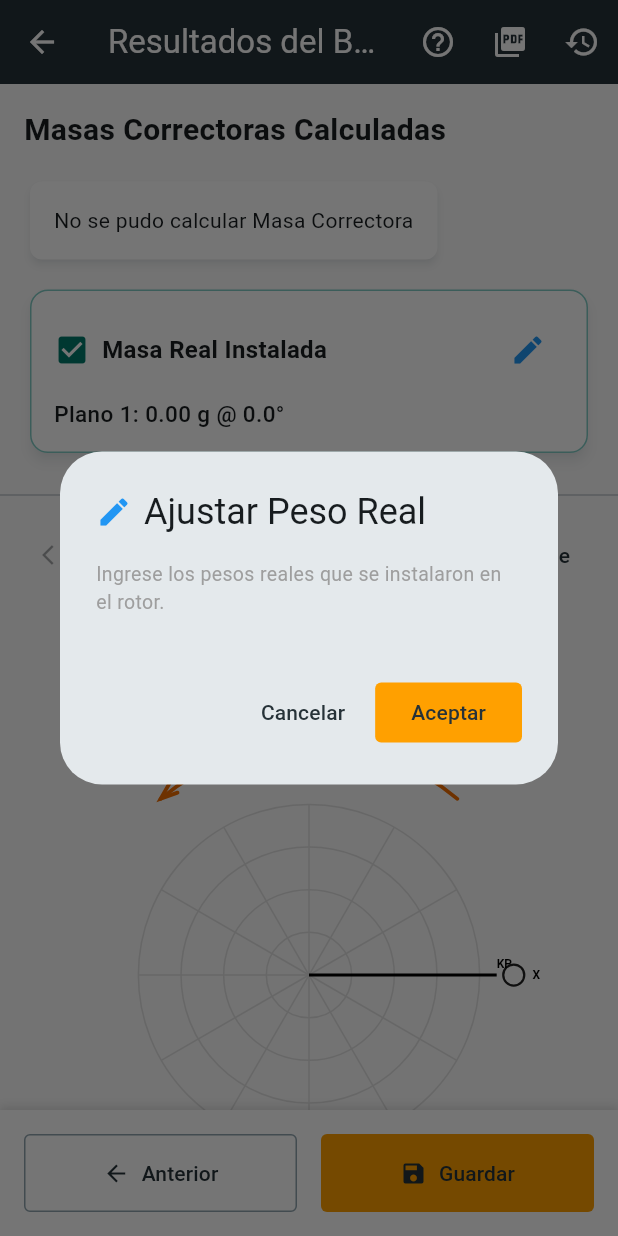
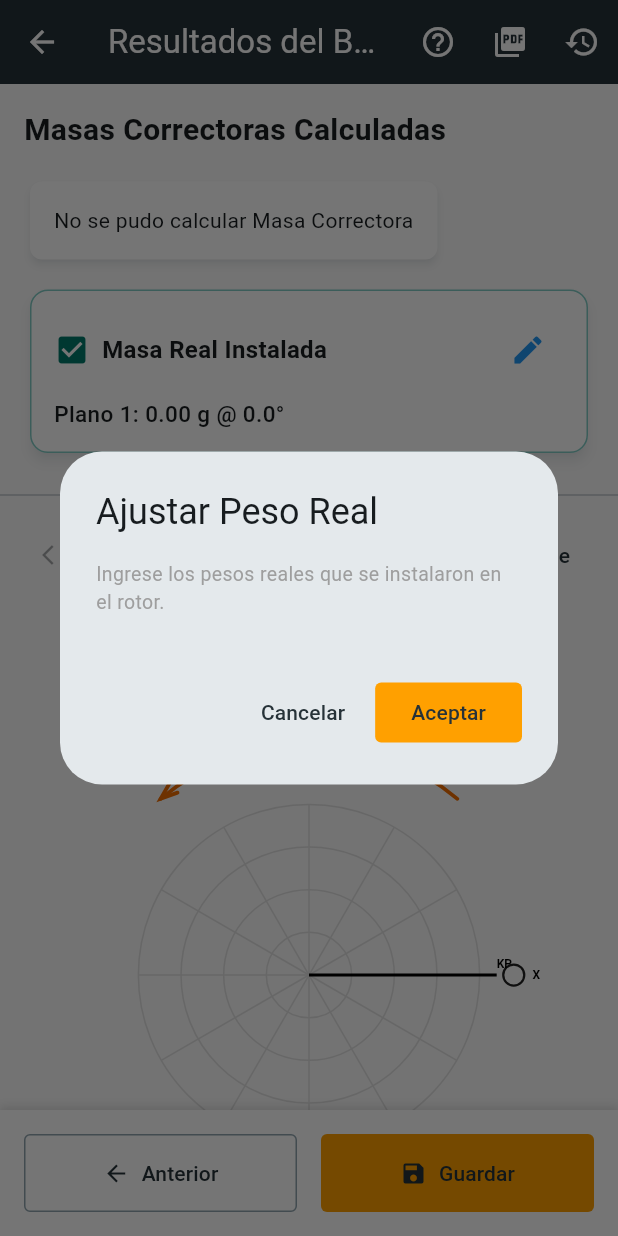
Before and after one commit to a8abhinav02-lgtm/balanceo_app, a Flutter app: the ResultadosScreen screen opened by its route, after a tap on the "edit" icon, on a phone screen of 412 x 824 dp. Run offline on Flutter 3.47's test engine with Material 3 defaults, Android fonts, the phone set to English and light mode, and no system bars; our stand-ins replace flutter_markdown, pdf, share_plus, shared_preferences; missing offline and left inert: file_saver; accounts and stored records are empty; project files that could hold a hidden picture were left out.

Commit message:
fix: Solucionar overflows en tarjeta Masa Real y dialogos de ResultadosScreen

```diff
--- a/lib/screens/resultados_screen.dart
+++ b/lib/screens/resultados_screen.dart
@@ -307,7 +307,13 @@ class _ResultadosScreenState extends State<ResultadosScreen> {
                 children: [
                   Row(
                     children: [
-                      const Text('Masas Correctoras Calculadas', style: TextStyle(fontSize: 20, fontWeight: FontWeight.bold)),
+                      const Expanded(
+                        child: Text(
+                          'Masas Correctoras Calculadas',
+                          style: TextStyle(fontSize: 20, fontWeight: FontWeight.bold),
+                          overflow: TextOverflow.ellipsis,
+                        ),
+                      ),
                       if (esRefinamiento) ...[
                         const SizedBox(width: 8),
                         Container(
@@ -365,7 +371,7 @@ class _ResultadosScreenState extends State<ResultadosScreen> {
                               ),
                               IconButton(
                                 icon: const Icon(Icons.edit, color: Colors.blue),
-                                tooltip: 'Ajustar peso real',
+                                tooltip: 'Editar',
                                 onPressed: () => _mostrarDialogoAjustarPesoReal(context, provider, m1, m2, es2Planos),
                               ),
                             ],
@@ -403,9 +409,12 @@ class _ResultadosScreenState extends State<ResultadosScreen> {
                               children: [
                                 Icon(Icons.history, color: Colors.blue),
                                 SizedBox(width: 8),
-                                Text(
-                                  'Masa Real Acumulada Previa en Rotor',
-                                  style: TextStyle(fontWeight: FontWeight.bold, fontSize: 16, color: Colors.blue),
+                                Expanded(
+                                  child: Text(
+                                    'Masa Real Acumulada Previa en Rotor',
+                                    style: TextStyle(fontWeight: FontWeight.bold, fontSize: 16, color: Colors.blue),
+                                    overflow: TextOverflow.ellipsis,
+                                  ),
                                 ),
                               ],
                             ),
@@ -528,10 +537,14 @@ class _ResultadosScreenState extends State<ResultadosScreen> {
                                 child: Row(
                                   mainAxisAlignment: MainAxisAlignment.spaceBetween,
                                   children: [
-                                    Text(
-                                      (i < config.canales.length) ? config.canales[i].tag : 'Sensor ${i + 1}',
-                                      style: const TextStyle(fontWeight: FontWeight.w600),
+                                    Expanded(
+                                      child: Text(
+                                        (i < config.canales.length) ? config.canales[i].tag : 'Sensor ${i + 1}',
+                                        style: const TextStyle(fontWeight: FontWeight.w600),
+                                        overflow: TextOverflow.ellipsis,
+                                      ),
                                     ),
+                                    const SizedBox(width: 8),
                                     Text(
                                       '${provider.vVerificacion![i].modulo.toStringAsFixed(2)} ${config.unidadStr} @ ${provider.vVerificacion![i].anguloGrados.toStringAsFixed(1)}°',
                                       style: TextStyle(color: Colors.teal.shade900, fontWeight: FontWeight.bold),
@@ -606,13 +619,7 @@ class _ResultadosScreenState extends State<ResultadosScreen> {
       showDialog(
         context: context,
         builder: (context) => AlertDialog(
-          title: Row(
-            children: [
-              const Icon(Icons.refresh, color: Colors.orange),
-              const SizedBox(width: 8),
-              Text('Iteración ${provider.iteracion + 1}'),
-            ],
-          ),
+          title: Text('Iteración ${provider.iteracion + 1}'),
           content: Column(
             mainAxisSize: MainAxisSize.min,
             crossAxisAlignment: CrossAxisAlignment.start,
@@ -681,13 +688,7 @@ class _ResultadosScreenState extends State<ResultadosScreen> {
     showDialog(
       context: context,
       builder: (context) => AlertDialog(
-        title: Row(
-          children: [
-            const Icon(Icons.refresh, color: Colors.orange),
-            const SizedBox(width: 8),
-            Text('Iteración ${provider.iteracion + 1}'),
-          ],
-        ),
+        title: Text('Iteración ${provider.iteracion + 1}'),
         content: SingleChildScrollView(
           child: Column(
             mainAxisSize: MainAxisSize.min,
@@ -769,13 +770,7 @@ class _ResultadosScreenState extends State<ResultadosScreen> {
     showDialog(
       context: context,
       builder: (context) => AlertDialog(
-        title: Row(
-          children: [
-            Icon(Icons.check_circle, color: Colors.teal.shade700),
-            const SizedBox(width: 8),
-            const Text('Registrar Verificación'),
-          ],
-        ),
+        title: const Text('Registrar Verificación'),
         content: SingleChildScrollView(
           child: Column(
             mainAxisSize: MainAxisSize.min,
@@ -873,18 +868,7 @@ class _ResultadosScreenState extends State<ResultadosScreen> {
     showDialog(
       context: context,
       builder: (context) => AlertDialog(
-        title: const Row(
-          children: [
-            Icon(Icons.edit, color: Colors.blue),
-            SizedBox(width: 8),
-            Expanded(
-              child: Text(
-                'Ajustar Peso Real',
-                overflow: TextOverflow.ellipsis,
-              ),
-            ),
-          ],
-        ),
+        title: const Text('Ajustar Peso Real'),
         content: SingleChildScrollView(
           child: Column(
             mainAxisSize: MainAxisSize.min,
```
